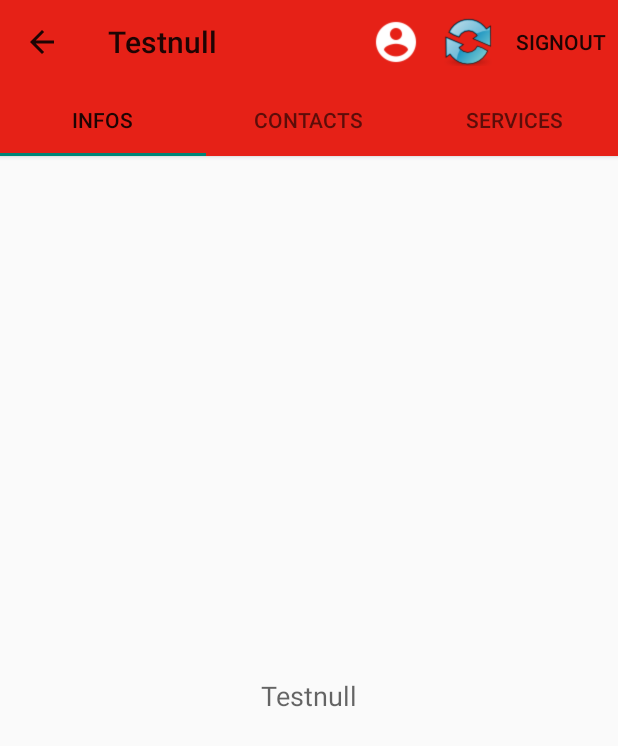
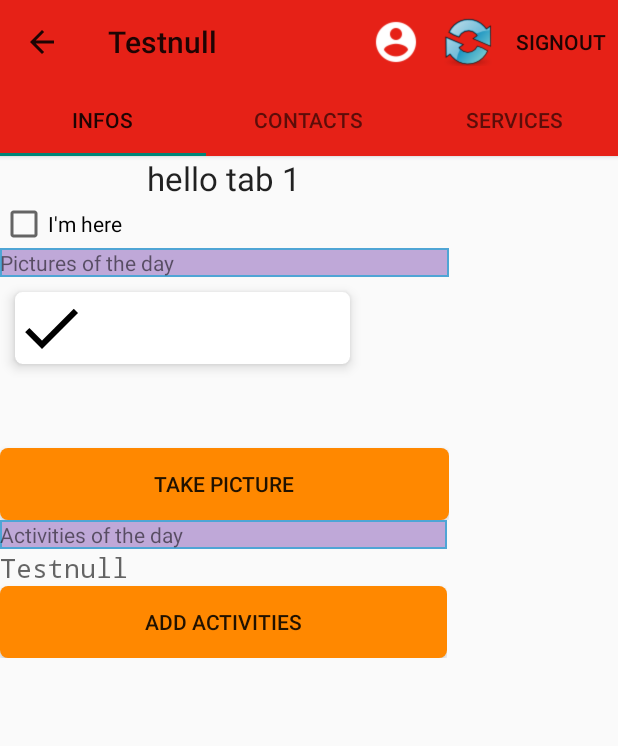
Before and after one commit to drown08/M2-android, an Android app: the TabBarInfos screen opened directly, with no data from a screen before it, on a phone screen of 412 x 824 dp. Shown: the top 746 px of the screen. Run offline under Robolectric (Android 15) with nearby library versions, the phone set to English and light mode, and no system bars; pictures from the network do not load.

Commit message:
Ajout du contenu de la vue des infos d'un bar, mais vue non optimisee et non ergonomique ou presque.

```diff
--- /dev/null
+++ b/OpenBar/app/src/main/java/Adapter/GalleryAdapter.java
@@ -0,0 +1,185 @@
+package Adapter;
+
+import android.content.Context;
+import android.graphics.Bitmap;
+import android.graphics.BitmapFactory;
+import android.net.Uri;
+import android.support.v7.widget.CardView;
+import android.support.v7.widget.RecyclerView;
+import android.view.LayoutInflater;
+import android.view.View;
+import android.view.ViewGroup;
+import android.widget.ImageView;
+import android.widget.Toast;
+
+import com.openbar.frappereauolivier.openbar.Activity.BarActivity;
+import com.openbar.frappereauolivier.openbar.R;
+
+import java.io.FileNotFoundException;
+import java.util.ArrayList;
+import java.util.List;
+
+import FragmentBar.TabBarInfos;
+
+/**
+ * Created by Frappereau Olivier on 15/11/2015.
+ */
+public class GalleryAdapter extends RecyclerView.Adapter<GalleryAdapter.ItemHolder> {
+    private List<Uri> itemsUri;
+    private LayoutInflater layoutInflater;
+    private Context context;
+    private GalleryAdapter.OnItemClickListener onItemClickListener;
+    BarActivity myActivity;
+
+    public GalleryAdapter(TabBarInfos fragment) {
+        this.context = (Context) fragment.getActivity();
+        layoutInflater = LayoutInflater.from(this.context);
+        itemsUri = new ArrayList<Uri>();
+        this.myActivity=(BarActivity)this.context;
+    }
+
+    @Override
+    public GalleryAdapter.ItemHolder onCreateViewHolder(ViewGroup parent, int viewType) {
+        CardView itemCardView = (CardView)layoutInflater.inflate(R.layout.layout_cardview,parent,false);
+        return new ItemHolder(itemCardView,this);
+    }
+
+    @Override
+    public void onBindViewHolder(ItemHolder holder, int position) {
+        Uri targetUri = itemsUri.get(position);
+        holder.setItemUri(targetUri.getPath());
+
+        if(targetUri != null) {
+            try {
+                //!Attention
+                //Pas sur que c'est un load propre ici
+                holder.setImageView(loadScaledBitmap(targetUri));
+            } catch (FileNotFoundException e) {
+                e.printStackTrace();
+            }
+        }
+    }
+
+    /*
+    * Reference :
+    * Load scaled bitmap
+    * http://android-er.blogspot.com....
+    * */
+
+    private Bitmap loadScaledBitmap(Uri src) throws FileNotFoundException {
+        //Affiche le fichier to be loadScaledBitmap();
+        //Je suppose que je sais comment ca marche
+        Toast.makeText(this.context,src.getLastPathSegment(),Toast.LENGTH_SHORT).show();
+
+        //Tailles requises
+        final int REQ_WIDTH = 150;
+        final int REQ_HEIGHT= 150;
+
+        Bitmap bm = null;
+
+        //D'abord on décode avec inJUstDecodeBounts=true to check dim
+        final BitmapFactory.Options options = new BitmapFactory.Options();
+        options.inJustDecodeBounds=true;
+        BitmapFactory.decodeStream(context.getContentResolver().openInputStream(src),null,options);
+
+
+        //Calculate inSampleSize
+        options.inSampleSize = calculateInSampleSize(options, REQ_WIDTH, REQ_HEIGHT);
+
+        //DEcode bitmap with inSampleSIze set
+        options.inJustDecodeBounds = false;
+        bm = BitmapFactory.decodeStream(
+                context.getContentResolver().openInputStream(src),null,options
+        );
+
+        return bm;
+    }
+
+    public int calculateInSampleSize(BitmapFactory.Options options, int reqWidth, int reqHeight) {
+        //Raw height ad wifth of image
+        final int height = options.outHeight;
+        final  int width = options.outWidth;
+        int inSampleSize = 1;
+
+        if(height > reqHeight || width > reqWidth) {
+            //Calcul ratios of height and width to requested height and with
+            final int heightRatio = Math.round((float) height / (float) reqHeight);
+            final  int widthRatio = Math.round((float) width / (float) reqWidth);
+
+            //Choose le plus petit ratio as inSampleSize valeur, this garantira ça
+            //A final image avec both dimensions largen than or eq to the request h and w.
+            inSampleSize = heightRatio < widthRatio ? heightRatio : widthRatio;
+        }
+
+        return inSampleSize;
+    }
+
+    @Override
+    public int getItemCount() {
+        return itemsUri.size();
+    }
+
+    public void setOnItemClickListener(GalleryAdapter.OnItemClickListener listener) {
+        onItemClickListener = listener;
+    }
+
+    public GalleryAdapter.OnItemClickListener getOnItemClickListener() {
+        return onItemClickListener;
+    }
+
+    public  interface OnItemClickListener{
+        public void onItemClick(ItemHolder item, int position);
+    }
+
+    public void add(int location, Uri iUri) {
+        itemsUri.add(location,iUri);
+        notifyItemInserted(location);
+    }
+
+    public void clearAll(){
+        int itemCount = itemsUri.size();
+
+        if(itemCount>0){
+            itemsUri.clear();
+            notifyItemRangeRemoved(0,itemCount);
+        }
+    }
+
+    public static class ItemHolder extends RecyclerView.ViewHolder implements View.OnClickListener {
+        private GalleryAdapter parent;
+        private CardView cardView;
+        ImageView imageView;
+        String itemUri;
+
+        public ItemHolder(CardView cardView, GalleryAdapter parent) {
+            super(cardView);
+            itemView.setOnClickListener(this);
+            this.cardView = cardView;
+            this.parent = parent;
+            imageView =  (ImageView) cardView.findViewById(R.id.bar_image);
+        }
+
+        public void setItemUri(String itemUri){
+            this.itemUri = itemUri;
+        }
+
+        public String getItemUri() {
+            return itemUri;
+        }
+
+        public void setImageView(Bitmap bitmap) {
+            imageView.setImageBitmap(bitmap);
+        }
+
+        @Override
+        public void onClick(View v) {
+            final GalleryAdapter.OnItemClickListener listener = parent.getOnItemClickListener();
+            if(listener != null) {
+                //listener.onItemClick(parent,v,getLayoutPosition(),v.getId());
+               // listener.onItemClick(this,getLayoutPosition());
+                //or use
+                listener.onItemClick(this,getAdapterPosition());
+            }
+        }
+    }
+}
--- /dev/null
+++ b/OpenBar/app/src/main/java/Evenement/OnAddNewActivity.java
@@ -0,0 +1,29 @@
+package Evenement;
+
+import android.app.Dialog;
+import android.view.View;
+import android.widget.EditText;
+import android.widget.TextView;
+
+/**
+ * Created by Frappereau Olivier on 16/11/2015.
+ */
+public class OnAddNewActivity implements View.OnClickListener {
+    Dialog d;
+    EditText et;
+    EditText etName;
+    TextView tv;
+    public OnAddNewActivity(Dialog dialog, EditText edit, EditText editName,TextView textView) {
+        this.d = dialog;
+        this.et = edit;
+        this.etName = editName;
+        this.tv = textView;
+    }
+    @Override
+    public void onClick(View v) {
+        String newActivity = this.etName.getText().toString() + " : " + this.et.getText().toString();
+        this.tv.append(newActivity);
+        this.d.dismiss();
+
+    }
+}
--- a/OpenBar/app/src/main/java/FragmentBar/TabBarInfos.java
+++ b/OpenBar/app/src/main/java/FragmentBar/TabBarInfos.java
@@ -1,22 +1,52 @@
 package FragmentBar;
 
+import android.app.Dialog;
+import android.content.Intent;
+import android.net.Uri;
 import android.os.Bundle;
+import android.provider.MediaStore;
 import android.support.annotation.Nullable;
 import android.support.v4.app.Fragment;
+import android.support.v7.widget.GridLayoutManager;
+import android.support.v7.widget.LinearLayoutManager;
+import android.support.v7.widget.RecyclerView;
+import android.text.method.ScrollingMovementMethod;
 import android.view.LayoutInflater;
 import android.view.View;
 import android.view.ViewGroup;
+import android.widget.Button;
+import android.widget.CheckBox;
+import android.widget.EditText;
+import android.widget.ImageView;
+import android.widget.LinearLayout;
 import android.widget.TextView;
+import android.widget.Toast;
 
 import com.openbar.frappereauolivier.openbar.Activity.BarActivity;
 import com.openbar.frappereauolivier.openbar.R;
 
+import Adapter.GalleryAdapter;
+import Evenement.OnAddNewActivity;
+
 /**
  * Created by Frappereau Olivier on 15/11/2015.
  */
-public class TabBarInfos extends Fragment {
+public class TabBarInfos extends Fragment implements GalleryAdapter.OnItemClickListener {
     TextView infos;
     View mainV;
+    ImageView displayImg;
+    LinearLayout myDisplayingPicture;
+    CheckBox imHere;
+    CheckBox imSam;
+    Button addActivity;
+    Button takePicture;
+
+    private RecyclerView myRecyclerView;
+    private GalleryAdapter myGalleryAdapter;
+    private LinearLayout myGallery;
+    private LinearLayoutManager linearLayoutManager;
+    private GridLayoutManager gridLayoutManager;
+    private RecyclerView myMainRecyclerView;
 
     public  TabBarInfos() {
         super();
@@ -25,22 +55,139 @@ public class TabBarInfos extends Fragment {
     @Override
     public View onCreateView(LayoutInflater inflater, @Nullable ViewGroup container, @Nullable Bundle savedInstanceState) {
         this.mainV = inflater.inflate(R.layout.tab_bar_infos,container,false);
-
         customTheView();
         return this.mainV;
+
     }
 
     private void customTheView() {
-        //this.infos = (TextView) container.findViewById(R.id.focus_infos);
-        //this.infos.setText(BarActivity.myBar.getNom());
-        //this.infos.setText("BOUDIN");
-        //Log.d("getView",this.infos.toString());
 
+        setInfosFocus();
+
+        setPhotosBar();
+
+        setCheckBoxes();
+
+        setButtons();
+
+    }
+
+    private void setButtons() {
+        this.addActivity = (Button) this.mainV.findViewById(R.id.add_bar_activity);
+        this.addActivity.setOnClickListener(new View.OnClickListener() {
+            @Override
+            public void onClick(View v) {
+                Dialog d = new Dialog(getContext());
+                d.setContentView(R.layout.button_add_activity);
+                d.setTitle("Add activity to the bar");
+                d.setCancelable(true);
+                EditText edit = (EditText) d.findViewById(R.id.form_add_activity);
+                EditText editName = (EditText) d.findViewById(R.id.form_add_title_activity);
+                Button b = (Button) d.findViewById(R.id.add_activity);
+                b.setOnClickListener(new OnAddNewActivity(d,edit,editName,infos));
+                d.show();
+            }
+        });
+        this.takePicture = (Button) this.mainV.findViewById(R.id.take_picture);
+        this.takePicture.setOnClickListener(new View.OnClickListener() {
+            @Override
+            public void onClick(View v) {
+                Intent itent = new Intent(MediaStore.ACTION_IMAGE_CAPTURE);
+                getActivity().startActivityForResult(itent,100);
+            }
+        });
+    }
+
+    private void setCheckBoxes() {
+        this.imHere = (CheckBox) this.mainV.findViewById(R.id.check_here);
+        this.imSam = (CheckBox) this.mainV.findViewById(R.id.check_sam);
+
+        this.imHere.setOnClickListener(new View.OnClickListener() {
+
+            //TODO : Voir la gestion de sam en bdd
+            @Override
+            public void onClick(View v) {
+                if(imHere.isChecked()) {
+                    imSam.setVisibility(View.VISIBLE);
+                } else {
+                    imSam.setVisibility(View.INVISIBLE);
+                    if(imSam.isChecked()) {
+                        imSam.setChecked(false);
+                    }
+                }
+
+            }
+        });
+    }
+
+    private void setInfosFocus () {
         this.infos = (TextView) this.mainV.findViewById(R.id.focus_infos);
+        this.infos.setText(BarActivity.myBar.getNom());
+        this.infos.setMovementMethod(new ScrollingMovementMethod());
+    }
+
+    private void setPhotosBar() {
+        //this.myGallery = (LinearLayout) this.mainV.findViewById(R.id.my_gallery_bar);
+        myRecyclerView = (RecyclerView)this.mainV.findViewById(R.id.myrecyclerview);
+        linearLayoutManager = new LinearLayoutManager(getContext(), LinearLayoutManager.HORIZONTAL,false);
+        myGalleryAdapter = new GalleryAdapter(this);
+        myGalleryAdapter.setOnItemClickListener(this);
+        myRecyclerView.setAdapter(myGalleryAdapter);
+        myRecyclerView.setLayoutManager(linearLayoutManager);
+
+        displayImg = (ImageView) this.mainV.findViewById(R.id.hide_picture);
+        displayImg.setVisibility(View.INVISIBLE);
+        displayImg.setOnClickListener(new View.OnClickListener() {
+            @Override
+            public void onClick(View v) {
+                displayImg.setVisibility(View.INVISIBLE);
+            }
+        });
 
 
-        //this.infos = (TextView) this.mainV;
-        this.infos.setText(BarActivity.myBar.getNom());
+        prepareGallery();
+    }
+
+    private void prepareGallery() {
+        //String externakStorageDirectoryPath = Environment.getExternalStorageDirectory().getAbsolutePath();
+       // String targetPath = externakStorageDirectoryPath + "/test/";
+        //String targetPath =
+        //Log.d("TestLink", targetPath);
+        //Toast.makeText(getContext(),targetPath,Toast.LENGTH_SHORT).show();
+       // File targetDirector = new File(targetPath);
+       // File[] files = targetDirector.listFiles();
+       // for(File file : files) {
+       //     Uri uri = Uri.fromFile(file);
+       //     myGalleryAdapter.add(myGalleryAdapter.getItemCount(),uri);
+       // }
+         //Uri uri = Uri.parse("https://pixabay.com/static/uploads/photo/2015/02/25/22/10/chicken-649572_640.jpg");
+        //TODO : reccuperer les images du jour du bar à la bien
+         /*Uri uri = Uri.parse("http://i.imgur.com/Pukv3zV.gif");
+        myGalleryAdapter.add(myGalleryAdapter.getItemCount(),uri);
+        uri = Uri.parse("http://i.imgur.com/RKchYn7.jpg");
+        myGalleryAdapter.add(myGalleryAdapter.getItemCount(),uri);
+        uri = Uri.parse("http://i.imgur.com/nuMMnwY.png");
+        myGalleryAdapter.add(myGalleryAdapter.getItemCount(),uri);*/
+        Uri uri = Uri.parse("android.resource://com.openbar.frappereauolivier.openbar/"+R.drawable.ic_tick);
+        myGalleryAdapter.add(myGalleryAdapter.getItemCount(),uri);
+        uri = Uri.parse("android.resource://com.openbar.frappereauolivier.openbar/"+R.drawable.ic_plus_circle);
+        myGalleryAdapter.add(myGalleryAdapter.getItemCount(),uri);
+        uri = Uri.parse("android.resource://com.openbar.frappereauolivier.openbar/"+R.drawable.ic_favorite_black_48dp);
+        myGalleryAdapter.add(myGalleryAdapter.getItemCount(),uri);
+        uri = Uri.parse("android.resource://com.openbar.frappereauolivier.openbar/"+ R.drawable.ic_add);
+        myGalleryAdapter.add(myGalleryAdapter.getItemCount(),uri);
+
+
+
+    }
+
+    @Override
+    public void onItemClick(GalleryAdapter.ItemHolder item, int position) {
+        String stringitemUri = item.getItemUri();
+        Uri uri = Uri.parse("android.resource://com.openbar.frappereauolivier.openbar/" + stringitemUri);
+        Toast.makeText(getContext(),stringitemUri,Toast.LENGTH_SHORT).show();
+        displayImg.setImageURI(uri);
+        displayImg.setVisibility(View.VISIBLE);
 
     }
 }
--- /dev/null
+++ b/OpenBar/app/src/main/res/drawable/back.xml
@@ -0,0 +1,9 @@
+<?xml version="1.0" encoding="utf-8"?>
+<shape
+    android:shape="rectangle"
+    xmlns:android="http://schemas.android.com/apk/res/android" >
+    <solid android:color="#bfa8d8" />
+    <stroke android:width="1dip"
+        android:color="#4fa5d5" />
+
+   </shape>
--- /dev/null
+++ b/OpenBar/app/src/main/res/layout/button_add_activity.xml
@@ -0,0 +1,29 @@
+<?xml version="1.0" encoding="utf-8"?>
+<LinearLayout
+    android:layout_width="match_parent"
+    android:layout_height="match_parent"
+    android:orientation="vertical"
+    xmlns:android="http://schemas.android.com/apk/res/android">
+
+    <EditText
+        android:id="@+id/form_add_title_activity"
+        android:layout_width="wrap_content"
+        android:layout_height="wrap_content"
+        android:hint="titre de l'activité"
+        />
+
+    <EditText
+        android:id="@+id/form_add_activity"
+        android:layout_width="wrap_content"
+        android:layout_height="wrap_content"
+        android:hint="contenu de l'activité"
+        />
+
+    <Button
+        android:id="@+id/add_activity"
+        android:layout_width="wrap_content"
+        android:layout_height="wrap_content"
+        android:text="Ajouter activité"/>
+
+
+</LinearLayout>
--- /dev/null
+++ b/OpenBar/app/src/main/res/layout/layout_cardview.xml
@@ -0,0 +1,23 @@
+<?xml version="1.0" encoding="utf-8"?>
+<android.support.v7.widget.CardView xmlns:android="http://schemas.android.com/apk/res/android"
+    android:layout_width="match_parent"
+    android:layout_height="wrap_content"
+    xmlns:card_view="http://schemas.android.com/apk/res-auto"
+    android:layout_margin="10dp"
+    card_view:cardCornerRadius="5sp"
+    card_view:cardElevation="5sp">
+
+    <LinearLayout
+        android:layout_width="match_parent"
+        android:layout_height="wrap_content"
+        android:orientation="horizontal">
+
+        <ImageView
+            android:layout_width="wrap_content"
+            android:layout_height="wrap_content"
+            android:id="@+id/bar_image"
+            />
+
+    </LinearLayout>
+
+</android.support.v7.widget.CardView>
--- a/OpenBar/app/src/main/res/layout/tab_bar_infos.xml
+++ b/OpenBar/app/src/main/res/layout/tab_bar_infos.xml
@@ -1,15 +1,177 @@
 <?xml version="1.0" encoding="utf-8"?>
- <RelativeLayout xmlns:android="http://schemas.android.com/apk/res/android"
-    android:layout_width="match_parent" android:layout_height="match_parent">
+ <!--<RelativeLayout xmlns:android="http://schemas.android.com/apk/res/android"
+    android:layout_width="match_parent" android:layout_height="match_parent">-->
+<ScrollView
+    xmlns:android="http://schemas.android.com/apk/res/android"
+    android:layout_width="wrap_content"
+    android:layout_height="wrap_content"
+    android:layout_alignParentBottom="true"
+    android:fillViewport="true"
+    >
 
+
+<GridLayout
+    android:layout_width="wrap_content"
+    android:layout_height="wrap_content"
+    android:id="@+id/grid_bar_info"
+    android:numColumns="auto_fit"
+    android:orientation="horizontal"
+
+    >
+<!--<LinearLayout
+    xmlns:android="http://schemas.android.com/apk/res/android"
+    android:layout_width="match_parent"
+    android:layout_height="match_parent"
+    android:orientation="vertical">-->
+
+
+    <LinearLayout
+        android:layout_width="wrap_content"
+        android:layout_height="wrap_content"
+        android:orientation="horizontal"
+        android:layout_gravity="center_horizontal"
+        android:layout_row="0"
+        android:layout_column="0">
+
+        <TextView
+            android:layout_width="wrap_content"
+            android:layout_height="wrap_content"
+            android:textAppearance="?android:attr/textAppearanceLarge"
+            android:text="hello tab 1"
+            android:id="@+id/titre_infos"
+            android:layout_row="0"
+            android:layout_column="1"
+             />
+
+    </LinearLayout>
+
+<LinearLayout
+android:layout_width="wrap_content"
+android:layout_height="wrap_content"
+android:orientation="horizontal"
+    android:layout_row="1"
+    android:layout_column="0"
+    xmlns:android="http://schemas.android.com/apk/res/android">
+<CheckBox
+    android:layout_width="match_parent"
+    android:layout_height="match_parent"
+    android:id="@+id/check_here"
+    android:text="I'm here"
+    android:checked="false"
+    android:visibility="visible"
+    android:clickable="true"
+    android:layout_row="1"
+    android:layout_column="1" />
+
+
+<CheckBox
+    android:layout_width="match_parent"
+    android:layout_height="match_parent"
+    android:id="@+id/check_sam"
+    android:text="I'm sam"
+    android:checked="false"
+    android:visibility="invisible"
+    android:layout_row="2"
+    android:layout_column="1" />
+
+<!-- <HorizontalScrollView
+     android:layout_row="3"
+     android:layout_column="2"
+     >
+
+     <LinearLayout
+         android:id="@+id/my_gallery_bar"
+         android:layout_width="wrap_content"
+         android:layout_height="wrap_content"
+         android:orientation="horizontal" />
+
+ </HorizontalScrollView> -->
+</LinearLayout>
+
+<LinearLayout
+android:layout_width="wrap_content"
+android:layout_height="wrap_content"
+android:orientation="vertical"
+    android:layout_row="2"
+    android:layout_column="0"
+xmlns:android="http://schemas.android.com/apk/res/android">
+
+    <TextView
+        android:layout_width="match_parent"
+        android:layout_height="wrap_content"
+        android:background="@drawable/back"
+        android:text="Pictures of the day"
+        android:capitalize="characters" />
+
+    <android.support.v7.widget.RecyclerView
+    android:id="@+id/myrecyclerview"
+    android:layout_row="3"
+    android:layout_column="1"
+    android:layout_height="114dp"
+    android:layout_width="243dp" />
+
+    <Button
+        android:id="@+id/take_picture"
+        android:layout_width="299dp"
+        android:layout_height="fill_parent"
+        android:background="@drawable/arrondis"
+        android:layout_row="3"
+        android:layout_column="2"
+        android:text="Take picture"/>
+</LinearLayout>
+
+    <LinearLayout
+        android:layout_width="wrap_content"
+        android:layout_height="wrap_content"
+        android:orientation="horizontal"
+        android:layout_row="3"
+        android:layout_column="0"
+        xmlns:android="http://schemas.android.com/apk/res/android">
+        <ImageView
+            android:id="@+id/hide_picture"
+            android:layout_width="wrap_content"
+            android:layout_height="wrap_content"
+            />
+    </LinearLayout>
+
+    <LinearLayout
+        android:id="@+id/display_grand_picture"
+android:layout_width="wrap_content"
+android:layout_height="wrap_content"
+android:orientation="vertical"
+        android:layout_row="4"
+        android:layout_column="0"
+xmlns:android="http://schemas.android.com/apk/res/android">
+        <TextView
+            android:background="@drawable/back"
+            android:layout_width="match_parent"
+            android:layout_height="wrap_content"
+            android:text="Activities of the day"/>
 <TextView
     android:layout_width="wrap_content"
     android:layout_height="wrap_content"
     android:textAppearance="?android:attr/textAppearanceMedium"
     android:text="hello tab 1"
     android:id="@+id/focus_infos"
-    android:layout_centerVertical="true"
-    android:layout_centerHorizontal="true"
-    xmlns:android="http://schemas.android.com/apk/res/android" />
+    xmlns:android="http://schemas.android.com/apk/res/android"
+    android:layout_row="5"
+    android:layout_column="1"
+    android:typeface="monospace"/>
 
-</RelativeLayout>
+        <Button
+            android:id="@+id/add_bar_activity"
+            android:layout_width="298dp"
+            android:layout_height="wrap_content"
+            android:background="@drawable/arrondis"
+            android:layout_row="3"
+            android:layout_column="2"
+            android:text="Add activities"/>
+</LinearLayout>
+
+
+<!--</LinearLayout>-->
+</GridLayout>
+
+<!--</RelativeLayout>-->
+
+</ScrollView>
--- a/OpenBar/app/src/main/res/values/attrs.xml
+++ b/OpenBar/app/src/main/res/values/attrs.xml
@@ -9,4 +9,10 @@
         <attr name="metaButtonBarButtonStyle" format="reference" />
     </declare-styleable>
 
+    <declare-styleable name="MyGallery">
+
+        <attr name="android:galleryItemBackground" />
+
+    </declare-styleable>
+
 </resources>
```
